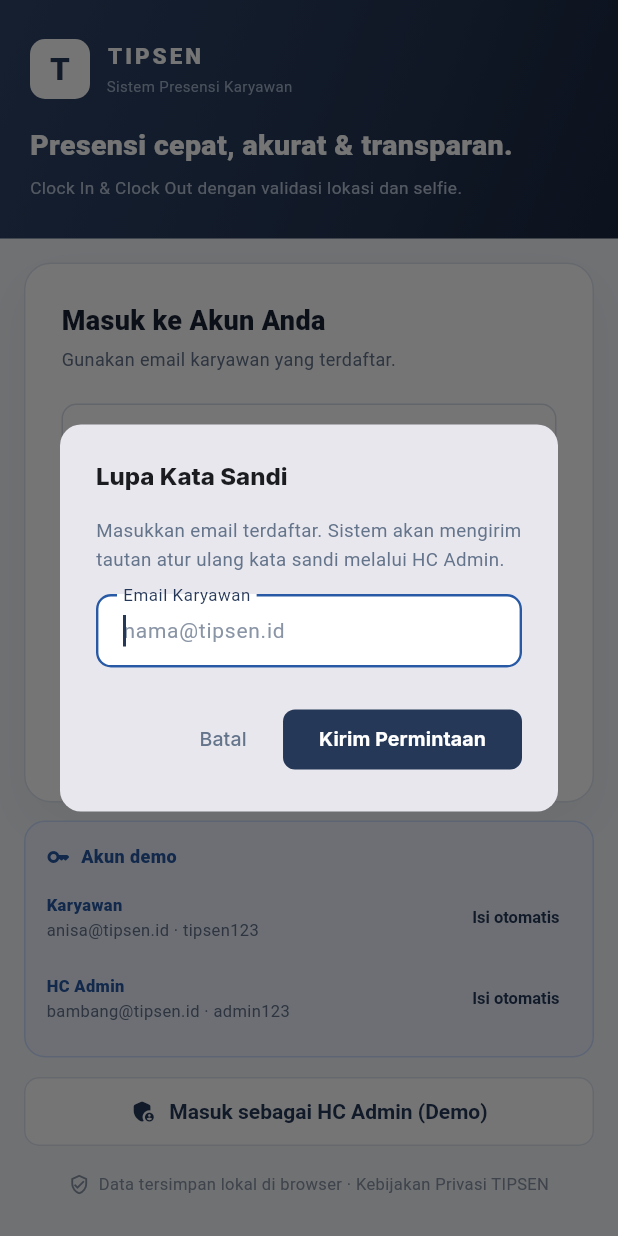
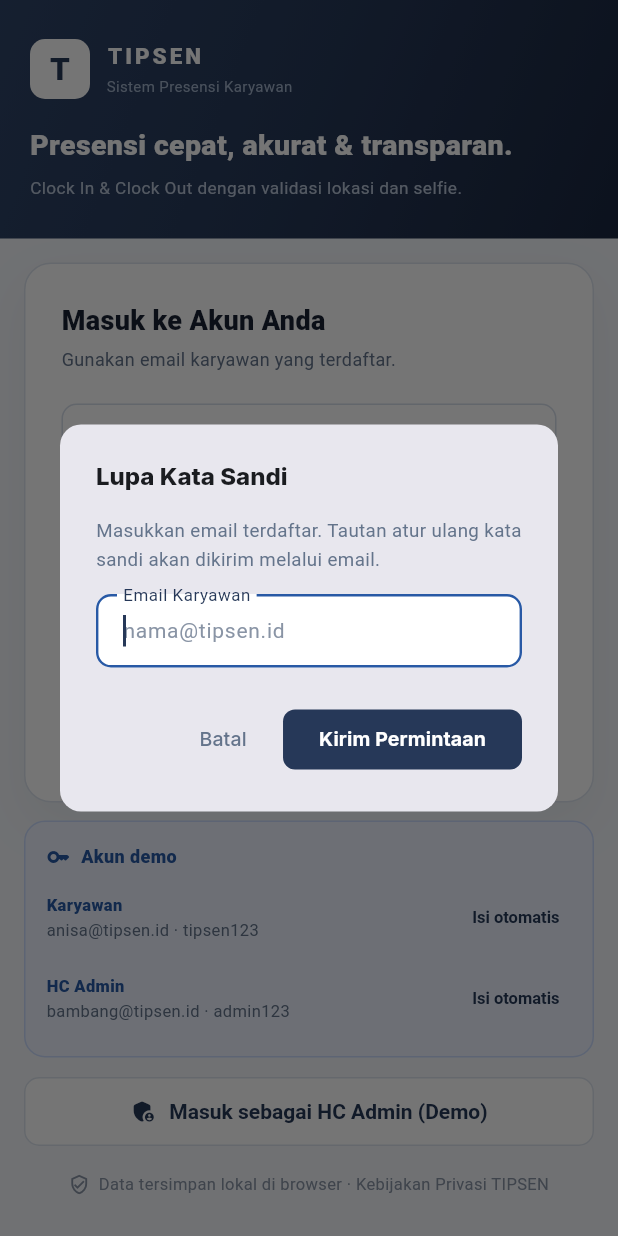
Before and after one commit to ans-ragil/aplikasi_tipsen, a Flutter app: the screen it shows after launch, after a tap on "Lupa kata sandi?", on a phone screen of 412 x 824 dp. Run offline on Flutter 3.47's test engine with Material 3 defaults, Android fonts, the phone set to English and light mode, and no system bars; our stand-ins replace camera, file_picker, firebase_auth, firebase_core, google_fonts, shared_preferences and 1 more; missing offline and left inert: dart:js_interop; accounts and stored records are empty; statements that could not run were skipped.

Commit message:
Ganti login ke Firebase Auth + cek status login
Latihan 2-3 minggu 9: masuk/daftar via FirebaseAuth (createUser/signIn), keluar via signOut, sesi mengikuti authStateChanges sehingga bertahan setelah refresh. Halaman login jadi satu form dua mode (Masuk/Daftar) dengan validasi dan tombol nonaktif saat proses. Kode error Firebase diterjemahkan di lib/utils/validasi_auth.dart. Lupa sandi kini mengirim email reset sungguhan. Data presensi/pengajuan masih lokal (Firestore di minggu 10). Peran sementara ditentukan email (Firestore users/{uid} di minggu 10).

```diff
--- a/lib/screens/login_screen.dart
+++ b/lib/screens/login_screen.dart
@@ -20,31 +20,55 @@
 
 class _LoginScreenState extends State<LoginScreen> {
   final _formKey = GlobalKey<FormState>();
+  final _namaC = TextEditingController();
   final _emailC = TextEditingController();
   final _sandiC = TextEditingController();
+  final _ulangC = TextEditingController();
 
   bool _lihatSandi = false;
+  bool _modeDaftar = false;
+  bool _sedangProses = false;
   String? _error;
 
   @override
   void dispose() {
+    _namaC.dispose();
     _emailC.dispose();
     _sandiC.dispose();
+    _ulangC.dispose();
     super.dispose();
   }
 
-  void _masuk() {
+  Future<void> _masuk() async {
     setState(() => _error = null);
     if (!_formKey.currentState!.validate()) return;
+    setState(() => _sedangProses = true);
     final app = context.read<AppState>();
-    final pesan = app.masuk(_emailC.text, _sandiC.text);
+    final pesan = await app.masuk(_emailC.text, _sandiC.text);
+    if (!mounted) return;
+    setState(() => _sedangProses = false);
     if (pesan != null) {
       setState(() => _error = pesan);
       return;
     }
     // Toast selamat datang ditampilkan oleh shell tujuan (ShellScreen /
-    // AdminShell) setelah frame pertama, supaya muncul di dalam frame
-    // aplikasi dan tidak menutupi navigasi bawah.
+    // AdminShell) setelah frame pertama; halaman berganti otomatis lewat
+    // authStateChanges (cek status login).
+  }
+
+  Future<void> _daftar() async {
+    setState(() => _error = null);
+    if (!_formKey.currentState!.validate()) return;
+    setState(() => _sedangProses = true);
+    final app = context.read<AppState>();
+    final pesan =
+        await app.daftar(_namaC.text, _emailC.text, _sandiC.text);
+    if (!mounted) return;
+    setState(() => _sedangProses = false);
+    if (pesan != null) {
+      setState(() => _error = pesan);
+      return;
+    }
   }
 
   Future<void> _lupaSandi() async {
@@ -61,8 +85,8 @@
           crossAxisAlignment: CrossAxisAlignment.start,
           children: [
             const Text(
-              'Masukkan email terdaftar. Sistem akan mengirim tautan atur ulang '
-              'kata sandi melalui HC Admin.',
+              'Masukkan email terdaftar. Tautan atur ulang kata sandi akan '
+              'dikirim melalui email.',
               style: TextStyle(fontSize: 12.5, color: T.textSecondary, height: 1.5),
             ),
             const SizedBox(height: 14),
@@ -98,20 +122,21 @@
     );
     c.dispose();
     if (email == null || email.trim().isEmpty || !mounted) return;
-    final err = context.read<AppState>().resetSandi(email);
+    final err = await context.read<AppState>().resetSandi(email);
     if (!mounted) return;
     showToast(
       context,
       err ??
-          'Permintaan atur ulang dikirim ke HC Admin. Ikuti instruksi pada '
-              'email ${email.trim()}.',
+          'Jika email terdaftar, tautan atur ulang kata sandi sudah dikirim '
+              'ke ${email.trim()}. Periksa kotak masuk Anda.',
       err == null ? ToastKind.success : ToastKind.error,
     );
   }
 
-  void _masukAdmin() {
+  Future<void> _masukAdmin() async {
     final app = context.read<AppState>();
-    final pesan = app.masuk(AppState.emailAdmin, AppState.sandiAdmin);
+    final pesan = await app.masuk(AppState.emailAdmin, AppState.sandiAdmin);
+    if (!mounted) return;
     if (pesan != null) {
       showToast(context, pesan, ToastKind.error);
       return;
@@ -225,12 +250,35 @@
         child: Column(
           crossAxisAlignment: CrossAxisAlignment.stretch,
           children: [
-            const Text('Masuk ke Akun Anda',
-                style: TextStyle(fontSize: 18, fontWeight: FontWeight.w800)),
+            Text(_modeDaftar ? 'Daftar Akun Baru' : 'Masuk ke Akun Anda',
+                style: const TextStyle(
+                    fontSize: 18, fontWeight: FontWeight.w800)),
             const SizedBox(height: 4),
-            const Text('Gunakan email karyawan yang terdaftar.',
-                style: TextStyle(fontSize: 12, color: T.textSecondary)),
+            Text(
+                _modeDaftar
+                    ? 'Buat akun simulasi untuk mencoba TIPSEN.'
+                    : 'Gunakan email karyawan yang terdaftar.',
+                style:
+                    const TextStyle(fontSize: 12, color: T.textSecondary)),
             const SizedBox(height: 20),
+            if (_modeDaftar) ...[
+              TextFormField(
+                controller: _namaC,
+                textInputAction: TextInputAction.next,
+                decoration: const InputDecoration(
+                  labelText: 'Nama Lengkap',
+                  hintText: 'Nama Anda',
+                  prefixIcon: Icon(Icons.person_outline_rounded,
+                      size: 19, color: T.textMuted),
+                ),
+                style: const TextStyle(fontSize: 14),
+                validator: (v) {
+                  if ((v ?? '').trim().isEmpty) return 'Nama wajib diisi.';
+                  return null;
+                },
+              ),
+              const SizedBox(height: 12),
+            ],
             TextFormField(
               controller: _emailC,
               keyboardType: TextInputType.emailAddress,
@@ -256,11 +304,13 @@
             TextFormField(
               controller: _sandiC,
               obscureText: !_lihatSandi,
-              textInputAction: TextInputAction.done,
-              onFieldSubmitted: (_) => _masuk(),
+              textInputAction:
+                  _modeDaftar ? TextInputAction.next : TextInputAction.done,
+              onFieldSubmitted: (_) =>
+                  _modeDaftar ? null : _masuk(),
               decoration: InputDecoration(
                 labelText: 'Kata Sandi',
-                hintText: '••••••••',
+                hintText: _modeDaftar ? 'Minimal 6 karakter' : '••••••••',
                 prefixIcon: const Icon(Icons.lock_outline_rounded,
                     size: 19, color: T.textMuted),
                 suffixIcon: IconButton(
@@ -284,6 +334,27 @@
                 return null;
               },
             ),
+            if (_modeDaftar) ...[
+              const SizedBox(height: 12),
+              TextFormField(
+                controller: _ulangC,
+                obscureText: !_lihatSandi,
+                textInputAction: TextInputAction.done,
+                onFieldSubmitted: (_) => _daftar(),
+                decoration: const InputDecoration(
+                  labelText: 'Ulangi Kata Sandi',
+                  hintText: 'Sama dengan kata sandi di atas',
+                  prefixIcon: Icon(Icons.lock_reset_outlined,
+                      size: 19, color: T.textMuted),
+                ),
+                style: const TextStyle(fontSize: 14),
+                validator: (v) {
+                  if ((v ?? '').isEmpty) return 'Ulangi kata sandi.';
+                  if (v != _sandiC.text) return 'Kata sandi tidak sama.';
+                  return null;
+                },
+              ),
+            ] else ...[
               const SizedBox(height: 6),
               Align(
                 alignment: Alignment.centerRight,
@@ -298,6 +369,7 @@
                   child: const Text('Lupa kata sandi?'),
                 ),
               ),
+            ],
             if (_error != null) ...[
               Container(
                 padding: const EdgeInsets.all(11),
@@ -325,26 +397,39 @@
               const SizedBox(height: 10),
             ],
             AppButton(
-              label: 'Masuk Sekarang',
-              icon: Icons.login_rounded,
-              onPressed: _masuk,
+              label: _sedangProses
+                  ? 'Memproses…'
+                  : (_modeDaftar ? 'Daftar Sekarang' : 'Masuk Sekarang'),
+              icon: _modeDaftar
+                  ? Icons.person_add_rounded
+                  : Icons.login_rounded,
+              onPressed: _sedangProses
+                  ? null
+                  : (_modeDaftar ? _daftar : _masuk),
             ),
             const SizedBox(height: 12),
             Wrap(
               alignment: WrapAlignment.center,
               crossAxisAlignment: WrapCrossAlignment.center,
               children: [
-                const Text('Belum punya akses?',
-                    style: TextStyle(fontSize: 11.5, color: T.textSecondary)),
+                Text(
+                    _modeDaftar
+                        ? 'Sudah punya akun?'
+                        : 'Belum punya akses?',
+                    style: const TextStyle(
+                        fontSize: 11.5, color: T.textSecondary)),
                 const SizedBox(width: 4),
                 GestureDetector(
-                  onTap: () => showToast(
-                      context,
-                      'Ajukan pembuatan akun ke HC Admin melalui '
-                          'email hc@tipsen.id.',
-                      ToastKind.info),
-                  child: const Text('Hubungi HC Admin',
-                      style: TextStyle(
+                  onTap: _sedangProses
+                      ? null
+                      : () => setState(() {
+                            _modeDaftar = !_modeDaftar;
+                            _error = null;
+                            _formKey.currentState?.reset();
+                          }),
+                  child: Text(
+                      _modeDaftar ? 'Masuk' : 'Daftar Akun',
+                      style: const TextStyle(
                           fontSize: 11.5,
                           fontWeight: FontWeight.w700,
                           color: T.accent)),
--- a/lib/state/app_state.dart
+++ b/lib/state/app_state.dart
@@ -2,10 +2,12 @@
 import 'dart:convert';
 import 'dart:typed_data';
 
+import 'package:firebase_auth/firebase_auth.dart';
 import 'package:flutter/material.dart';
 import 'package:shared_preferences/shared_preferences.dart';
 
 import '../models/models.dart';
+import '../utils/validasi_auth.dart';
 
 /// Keadaan sesi pengguna.
 enum SesiStatus { belumLogin, sudahLogin }
@@ -68,10 +70,10 @@
   }
 
   static const _kunciSimpan = 'tipsen.data.v2';
-  static const _kunciSesi = 'tipsen.sesi.v2';
   static const _kunciFoto = 'tipsen.foto.v1';
 
   SharedPreferences? _prefs;
+  StreamSubscription<User?>? _langgananAuth;
   bool siap = false;
 
   // ── Akun demo ────────────────────────────────────────────────
@@ -80,7 +82,14 @@
   static const emailAdmin = 'bambang@tipsen.id';
   static const sandiAdmin = 'admin123';
 
-  final Map<String, String> _sandi = {
+  /// Peran ditentukan dari email. Minggu 10 peran dipindahkan ke
+  /// dokumen `users/{uid}` di Firestore.
+  static bool _adalahAdmin(String email) =>
+      email.trim().toLowerCase() == emailAdmin;
+
+  /// Cadangan kredensial demo HANYA untuk lingkungan uji widget, ketika
+  /// Firebase belum terinisialisasi (lihat test/widget_test.dart).
+  static const Map<String, String> _sandiDemo = {
     emailKaryawan: sandiKaryawan,
     emailAdmin: sandiAdmin,
   };
@@ -204,18 +213,6 @@
       if (mentah != null) {
         _pulihkan(jsonDecode(mentah) as Map<String, dynamic>);
       }
-      final sesiTersimpan = _prefs!.getString(_kunciSesi);
-      if (sesiTersimpan != null) {
-        final email = sesiTersimpan;
-        if (email == emailAdmin) {
-          peran = PeranAkun.adminHC;
-          sesi = SesiStatus.sudahLogin;
-        } else if (_sandi.containsKey(email)) {
-          _pengguna = _pengguna.copyWithEmail(email);
-          peran = PeranAkun.karyawan;
-          sesi = SesiStatus.sudahLogin;
-        }
-      }
       final fotoTersimpan = _prefs!.getString(_kunciFoto);
       if (fotoTersimpan != null) {
         final m = jsonDecode(fotoTersimpan) as Map<String, dynamic>;
@@ -226,6 +223,37 @@
       }
     } catch (_) {
       // Penyimpanan tidak tersedia — aplikasi tetap berjalan dengan data awal.
+    }
+
+    // Sesi login diserahkan ke Firebase (authStateChanges). Sesi bertahan
+    // setelah browser di-refresh tanpa penyimpanan lokal (Latihan 3).
+    try {
+      _langgananAuth = FirebaseAuth.instance
+          .authStateChanges()
+          .listen(_terimaPenggunaAuth);
+    } catch (_) {
+      // Firebase tidak tersedia (mis. widget test) — langsung siap.
+      siap = true;
+      notifyListeners();
+    }
+  }
+
+  /// Sinkronkan status sesi dengan pengguna Firebase yang sedang login.
+  void _terimaPenggunaAuth(User? pengguna) {
+    if (pengguna == null) {
+      sesi = SesiStatus.belumLogin;
+      peran = PeranAkun.karyawan;
+    } else {
+      final email = pengguna.email ?? '';
+      _pengguna = _pengguna.copyWithEmail(email);
+      if (_adalahAdmin(email)) {
+        peran = PeranAkun.adminHC;
+      } else {
+        peran = PeranAkun.karyawan;
+      }
+      sesi = SesiStatus.sudahLogin;
+      fotoSelfie = null;
+      selfieSimulasi = false;
     }
     siap = true;
     notifyListeners();
@@ -251,7 +279,6 @@
           'karyawan': [for (final k in _karyawan) k.toJson()],
           'presensiOrg': [for (final b in _presensiOrg) b.toJson()],
           'geofence': geofence.toJson(),
-          'sandi': _sandi,
           'notifikasi': notifikasiAktif,
           'seq': _seq,
         };
@@ -271,15 +298,10 @@
     unawaited(tulis(bangun(denganFoto: true)));
   }
 
-  void _simpanSesi() {
-    final prefs = _prefs;
-    if (prefs == null) return;
-    if (sesi == SesiStatus.belumLogin) {
-      unawaited(prefs.remove(_kunciSesi));
-    } else {
-      unawaited(prefs.setString(
-          _kunciSesi, peran == PeranAkun.adminHC ? emailAdmin : _pengguna.email));
-    }
+  @override
+  void dispose() {
+    _langgananAuth?.cancel();
+    super.dispose();
   }
 
   void _pulihkan(Map<String, dynamic> j) {
@@ -303,43 +325,83 @@
       geofence = KonfigurasiGeofence.fromJson(
           j['geofence'] as Map<String, dynamic>);
     }
-    if (j['sandi'] != null) {
-      (j['sandi'] as Map<String, dynamic>)
-          .forEach((k, v) => _sandi[k] = v as String);
-    }
     notifikasiAktif = j['notifikasi'] as bool? ?? true;
     _seq = (j['seq'] as num?)?.toInt() ?? 500;
     if (_karyawan.isEmpty || _riwayat.isEmpty) _seed();
   }
 
   // ════════════════════════════════════════════════════════════
-  // SESI
+  // SESI — Firebase Authentication (Minggu 9)
   // ════════════════════════════════════════════════════════════
   /// Login. Mengembalikan pesan kesalahan, atau null bila berhasil.
-  String? masuk(String email, String sandi) {
-    final e = email.trim().toLowerCase();
-    if (!_sandi.containsKey(e)) {
+  Future<String?> masuk(String email, String sandi) async {
+    final e = email.trim();
+    try {
+      await FirebaseAuth.instance
+          .signInWithEmailAndPassword(email: e, password: sandi);
+      // Pergantian halaman dilakukan otomatis oleh listener authStateChanges.
+      return null;
+    } on FirebaseAuthException catch (e) {
+      return pesanKesalahanAuth(e.code);
+    } catch (_) {
+      // Firebase tidak tersedia (mis. widget test) — cadangan kredensial demo.
+      return _masukDemo(e, sandi);
+    }
+  }
+
+  /// Daftar akun baru (mode Daftar pada halaman masuk).
+  Future<String?> daftar(String nama, String email, String sandi) async {
+    final e = email.trim();
+    try {
+      await FirebaseAuth.instance
+          .createUserWithEmailAndPassword(email: e, password: sandi);
+      _pengguna = Karyawan(
+        id: 'TIP-${_seq++}',
+        nama: nama.trim(),
+        jabatan: 'Karyawan',
+        departemen: 'Belum diatur oleh HC',
+        email: e,
+        jadwal: 'Shift Pagi · 08:00 – 17:00',
+        peran: PeranAkun.karyawan,
+      );
+      // Pergantian halaman dilakukan otomatis oleh listener authStateChanges.
+      return null;
+    } on FirebaseAuthException catch (e) {
+      return pesanKesalahanAuth(e.code);
+    } catch (_) {
+      return 'Terjadi kesalahan. Silakan coba lagi.';
+    }
+  }
+
+  /// Cadangan login demo ketika Firebase tidak terinisialisasi (widget test).
+  String? _masukDemo(String email, String sandi) {
+    final e = email.toLowerCase();
+    if (!_sandiDemo.containsKey(e)) {
       return 'Email belum terdaftar. Gunakan akun demo yang tertera di bawah.';
     }
-    if (_sandi[e] != sandi) {
+    if (_sandiDemo[e] != sandi) {
       return 'Kata sandi salah. Periksa kembali atau gunakan akun demo.';
     }
-    if (e == emailAdmin) {
+    if (_adalahAdmin(e)) {
       peran = PeranAkun.adminHC;
-      _pengguna = _pengguna.copyWithEmail(e);
     } else {
       peran = PeranAkun.karyawan;
-      _pengguna = _pengguna.copyWithEmail(e);
     }
+    _pengguna = _pengguna.copyWithEmail(e);
     sesi = SesiStatus.sudahLogin;
     fotoSelfie = null;
     selfieSimulasi = false;
-    _simpanSesi();
     notifyListeners();
     return null;
   }
 
-  void keluar() {
+  /// Keluar dari sesi Firebase, lalu kembali ke halaman masuk.
+  Future<void> keluar() async {
+    try {
+      await FirebaseAuth.instance.signOut();
+    } catch (_) {
+      // Tanpa Firebase (mis. widget test) — langsung reset status lokal.
+    }
     sesi = SesiStatus.belumLogin;
     peran = PeranAkun.karyawan;
     fotoSelfie = null;
@@ -347,27 +409,50 @@
     lokasiDiizinkan = false;
     dalamRadius = true;
     jarakMeter = 12;
-    _simpanSesi();
     notifyListeners();
   }
 
   /// Ubah kata sandi. Mengembalikan pesan kesalahan, atau null bila berhasil.
-  String? ubahSandi(String lama, String baru) {
-    final email = peran == PeranAkun.adminHC ? emailAdmin : _pengguna.email;
-    if (_sandi[email] != lama) return 'Kata sandi saat ini tidak sesuai.';
+  Future<String?> ubahSandi(String lama, String baru) async {
     if (baru.length < 6) return 'Kata sandi baru minimal 6 karakter.';
     if (baru == lama) return 'Kata sandi baru harus berbeda dari yang lama.';
-    _sandi[email] = baru;
-    _simpan();
-    notifyListeners();
-    return null;
+    final pengguna = FirebaseAuth.instance.currentUser;
+    if (pengguna == null) return 'Belum masuk.';
+    try {
+      // Firebase menuntut login ulang sebelum mengubah kata sandi.
+      final kredensial =
+          EmailAuthProvider.credential(email: pengguna.email ?? '', password: lama);
+      await pengguna.reauthenticateWithCredential(kredensial);
+      await pengguna.updatePassword(baru);
+      return null;
+    } on FirebaseAuthException catch (e) {
+      if (e.code == 'invalid-credential' || e.code == 'wrong-password') {
+        return 'Kata sandi saat ini tidak sesuai.';
+      }
+      return pesanKesalahanAuth(e.code);
+    } catch (_) {
+      return 'Terjadi kesalahan. Silakan coba lagi.';
+    }
   }
 
-  /// Reset kata sandi (alur "lupa kata sandi") — hanya untuk akun terdaftar.
-  String? resetSandi(String email) {
-    final e = email.trim().toLowerCase();
-    if (!_sandi.containsKey(e)) return 'Email tidak terdaftar pada sistem TIPSEN.';
-    return null;
+  /// Kirim email atur ulang kata sandi (alur "lupa kata sandi").
+  ///
+  /// Untuk melindungi privasi, kesalahan "email tidak terdaftar" tetap
+  /// diperlakukan berhasil — penerima tidak diberi tahu email mana yang
+  /// terdaftar (perlindungan enumerasi email).
+  Future<String?> resetSandi(String email) async {
+    final e = email.trim();
+    try {
+      await FirebaseAuth.instance.sendPasswordResetEmail(email: e);
+      return null;
+    } on FirebaseAuthException catch (e) {
+      if (e.code == 'user-not-found' || e.code == 'invalid-email') {
+        return null; // Tetap sukses agar email tidak bisa ditebak.
+      }
+      return pesanKesalahanAuth(e.code);
+    } catch (_) {
+      return 'Terjadi kesalahan. Silakan coba lagi.';
+    }
   }
 
   // ════════════════════════════════════════════════════════════
--- /dev/null
+++ b/lib/utils/validasi_auth.dart
@@ -0,0 +1,32 @@
+/// Penerjemah kode kesalahan [FirebaseAuthException] menjadi pesan yang
+/// dipahami pengguna (modul minggu 9, bagian 6).
+///
+/// Pesan untuk "email tidak terdaftar" dan "password salah" sengaja
+/// disamakan karena Firebase mengaktifkan perlindungan enumerasi email —
+/// orang lain tidak dapat menebak email mana yang terdaftar.
+String pesanKesalahanAuth(String kode) {
+  switch (kode) {
+    case 'invalid-credential':
+    case 'wrong-password':
+    case 'user-not-found':
+      return 'Email atau password salah.';
+    case 'invalid-email':
+      return 'Format email belum benar.';
+    case 'email-already-in-use':
+      return 'Email sudah terdaftar. Silakan masuk.';
+    case 'weak-password':
+      return 'Password terlalu lemah, minimal 6 karakter.';
+    case 'too-many-requests':
+      return 'Terlalu banyak percobaan. Coba lagi nanti.';
+    case 'network-request-failed':
+      return 'Tidak dapat terhubung. Periksa koneksi internet.';
+    case 'operation-not-allowed':
+      return 'Login email/password belum diaktifkan di Firebase Console.';
+    case 'user-disabled':
+      return 'Akun ini dinonaktifkan. Hubungi HC Admin.';
+    case 'requires-recent-login':
+      return 'Sesi terlalu lama. Keluar lalu masuk kembali sebelum mengubah kata sandi.';
+    default:
+      return 'Terjadi kesalahan. Silakan coba lagi.';
+  }
+}
```
Also changed, not shown: lib/screens/ubah_sandi_screen.dart (+4 -4 lines). Lines whose indentation alone changed are shown as unchanged.
